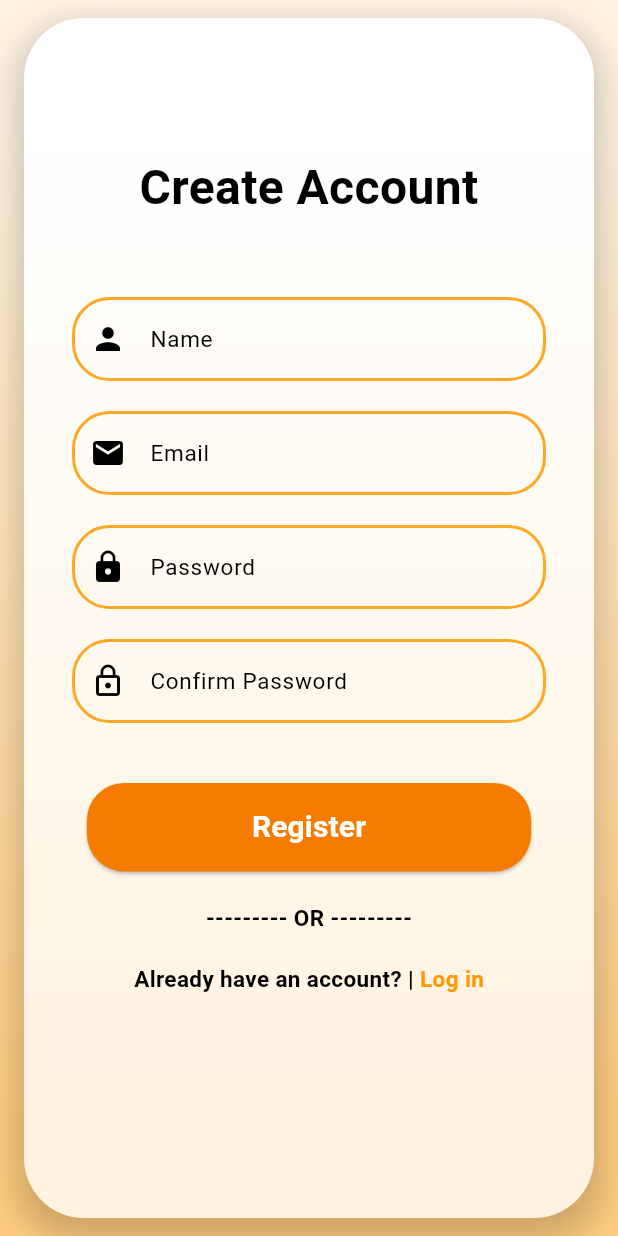
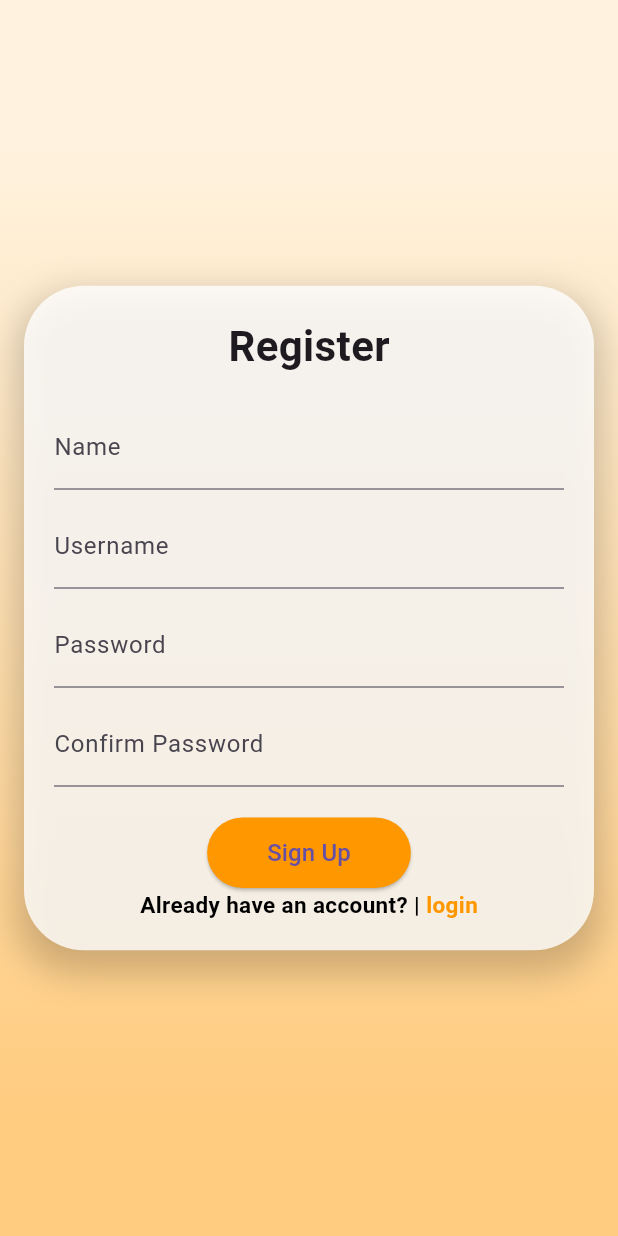
Before and after one commit to wavexnani/Pokedex, a Flutter app: the screen it shows after launch, on a phone screen of 412 x 824 dp. Run offline on Flutter 3.47's test engine with Material 3 defaults, Android fonts, the phone set to English and light mode, and no system bars; our stand-ins replace flutter_riverpod.

Commit message:
included with the login and signup fetures

```diff
--- a/lib/screens/register_screen.dart
+++ b/lib/screens/register_screen.dart
@@ -1,15 +1,60 @@
-// ignore_for_file: avoid_print
+import 'package:flutter/material.dart';
+import 'package:http/http.dart' as http;
+import 'dart:convert';
 
-import 'package:flutter/material.dart';
+import 'package:project_x/screens/login_screen.dart';
 
 class RegisterScreen extends StatelessWidget {
   RegisterScreen({super.key});
 
   final TextEditingController _nameController = TextEditingController();
-  final TextEditingController _emailController = TextEditingController();
+  final TextEditingController _usernameController = TextEditingController();
   final TextEditingController _passwordController = TextEditingController();
   final TextEditingController _confirmPasswordController =
       TextEditingController();
+
+  void register(BuildContext context) async {
+    if (_passwordController.text != _confirmPasswordController.text) {
+      ScaffoldMessenger.of(context).showSnackBar(
+        const SnackBar(content: Text("Passwords do not match")),
+      );
+      return;
+    }
+
+    final url = Uri.parse(
+        'https://c67a-2409-40f3-2049-b65f-a512-cdfd-d2dd-6f03.ngrok-free.app/signup');
+
+    try {
+      final response = await http.post(
+        url,
+        headers: {'Content-Type': 'application/json'},
+        body: jsonEncode({
+          'username': _usernameController.text.trim(),
+          'name': _nameController.text.trim(),
+          'password': _passwordController.text,
+        }),
+      );
+
+      final data = jsonDecode(response.body);
+
+      if (response.statusCode == 201) {
+        ScaffoldMessenger.of(context).showSnackBar(
+          SnackBar(content: Text("✅ ${data['message']}")),
+        );
+        Navigator.of(context).push(
+          MaterialPageRoute(builder: (context) => LoginScreen()),
+        );
+      } else {
+        ScaffoldMessenger.of(context).showSnackBar(
+          SnackBar(content: Text("❌ ${data['message']}")),
+        );
+      }
+    } catch (e) {
+      ScaffoldMessenger.of(context).showSnackBar(
+        SnackBar(content: Text("⚠️ Error: $e")),
+      );
+    }
+  }
 
   @override
   Widget build(BuildContext context) {
@@ -20,7 +65,7 @@ class RegisterScreen extends StatelessWidget {
           gradient: LinearGradient(
             begin: Alignment.topCenter,
             end: Alignment.bottomCenter,
-            stops: [0.1, 0.9],
+            stops: const [0.1, 0.9],
             colors: [
               Colors.orange[50]!,
               Colors.orange[200]!,
@@ -30,99 +75,66 @@ class RegisterScreen extends StatelessWidget {
         child: Center(
           child: Container(
             width: 380,
-            height: 800,
+            padding: const EdgeInsets.all(20),
             decoration: BoxDecoration(
+              borderRadius: BorderRadius.circular(40),
+              color: Colors.white.withOpacity(0.8),
               boxShadow: [
                 BoxShadow(
                   color: Colors.black.withOpacity(0.2),
                   blurRadius: 20,
                   spreadRadius: 5,
-                  offset: Offset(0, 10),
+                  offset: const Offset(0, 10),
                 ),
               ],
-              borderRadius: BorderRadius.circular(40),
-              gradient: LinearGradient(
-                begin: Alignment.topCenter,
-                end: Alignment.bottomCenter,
-                stops: [0.1, 0.9],
-                colors: [
-                  Colors.white,
-                  Colors.orange[50]!,
-                ],
+            ),
+            child: Column(
+              mainAxisSize: MainAxisSize.min,
+              children: [
+                const Text(
+                  "Register",
+                  style: TextStyle(fontSize: 28, fontWeight: FontWeight.bold),
+                ),
+                const SizedBox(height: 20),
+                TextField(
+                  controller: _nameController,
+                  decoration: const InputDecoration(labelText: 'Name'),
+                ),
+                const SizedBox(height: 10),
+                TextField(
+                  controller: _usernameController,
+                  decoration: const InputDecoration(labelText: 'Username'),
+                ),
+                const SizedBox(height: 10),
+                TextField(
+                  controller: _passwordController,
+                  obscureText: true,
+                  decoration: const InputDecoration(labelText: 'Password'),
+                ),
+                const SizedBox(height: 10),
+                TextField(
+                  controller: _confirmPasswordController,
+                  obscureText: true,
+                  decoration:
+                      const InputDecoration(labelText: 'Confirm Password'),
+                ),
+                const SizedBox(height: 20),
+                ElevatedButton(
+                  onPressed: () => register(context),
+                  style: ElevatedButton.styleFrom(
+                    backgroundColor: Colors.orange,
+                    padding: const EdgeInsets.symmetric(
+                        horizontal: 40, vertical: 12),
+                    shape: RoundedRectangleBorder(
+                      borderRadius: BorderRadius.circular(30),
                     ),
                   ),
-            child: SingleChildScrollView(
-              child: Column(
-                children: [
-                  const SizedBox(height: 90),
-                  const Text(
-                    "Create Account",
-                    textAlign: TextAlign.center,
-                    style: TextStyle(
-                      fontSize: 32,
-                      fontWeight: FontWeight.bold,
-                      fontFamily: 'Roboto',
-                      color: Colors.black,
-                      decoration: TextDecoration.none,
+                  child: const Text("Sign Up", style: TextStyle(fontSize: 16)),
                 ),
-                  ),
-                  const SizedBox(height: 30),
-                  CustomTextField(
-                    emailController: _nameController,
-                    text: "Name",
-                    icon: Icons.person,
-                  ),
-                  CustomTextField(
-                    emailController: _emailController,
-                    text: "Email",
-                    icon: Icons.email,
-                  ),
-                  CustomTextField(
-                    emailController: _passwordController,
-                    text: "Password",
-                    icon: Icons.lock,
-                    isPassword: true,
-                  ),
-                  CustomTextField(
-                    emailController: _confirmPasswordController,
-                    text: "Confirm Password",
-                    icon: Icons.lock_outline,
-                    isPassword: true,
-                  ),
-                  const SizedBox(height: 40),
-                  ElevatedButton(
-                    onPressed: () {
-                      print("Register button pressed");
-                    },
-                    style: ElevatedButton.styleFrom(
-                      backgroundColor: Colors.orange[700],
-                      shape: RoundedRectangleBorder(
-                        borderRadius: BorderRadius.circular(25),
-                      ),
-                      padding: const EdgeInsets.symmetric(
-                          vertical: 15, horizontal: 110),
-                    ),
-                    child: const Text(
-                      "Register",
-                      style: TextStyle(
-                        fontSize: 20,
-                        fontWeight: FontWeight.bold,
-                        color: Colors.white,
-                      ),
-                    ),
-                  ),
-                  const SizedBox(height: 20),
-                  const Text("--------- OR ---------",
-                      style: TextStyle(
-                        fontSize: 15,
-                        fontWeight: FontWeight.bold,
-                        color: Colors.black,
-                      )),
-                  const SizedBox(height: 20),
                 Row(
                   mainAxisAlignment: MainAxisAlignment.center,
                   children: [
-                      const Text(
+                    Text(
                       "Already have an account? | ",
                       style: TextStyle(
                         fontSize: 15,
@@ -133,11 +145,14 @@ class RegisterScreen extends StatelessWidget {
                       ),
                     ),
                     GestureDetector(
-                        onTap: () {
-                          Navigator.pop(context); // Or push login page
+                      onTap: () => {
+                        Navigator.of(context).push(
+                          MaterialPageRoute(
+                              builder: (context) => LoginScreen()),
+                        )
                       },
                       child: Text(
-                          "Log in",
+                        "login",
                         style: TextStyle(
                           fontSize: 15,
                           fontWeight: FontWeight.bold,
@@ -146,12 +161,10 @@ class RegisterScreen extends StatelessWidget {
                           decoration: TextDecoration.none,
                         ),
                       ),
+                    )
+                  ],
                 ),
               ],
-                  ),
-                  const SizedBox(height: 30),
-                ],
-              ),
             ),
           ),
         ),
@@ -159,55 +172,3 @@ class RegisterScreen extends StatelessWidget {
     );
   }
 }
-
-class CustomTextField extends StatelessWidget {
-  const CustomTextField({
-    super.key,
-    required this.emailController,
-    required this.text,
-    required this.icon,
-    this.isPassword = false,
-    this.paddingLeftRight = 32,
-    this.thickness = 2,
-  });
-
-  final double paddingLeftRight;
-  final TextEditingController emailController;
-  final String text;
-  final IconData icon;
-  final bool isPassword;
-  final double thickness;
-
-  @override
-  Widget build(BuildContext context) {
-    return Padding(
-      padding: EdgeInsets.only(
-          right: paddingLeftRight, left: paddingLeftRight, top: 20),
-      child: TextField(
-        obscureText: isPassword,
-        controller: emailController,
-        decoration: InputDecoration(
-          fillColor: Colors.white,
-          prefixIcon: Icon(
-            icon,
-            color: Colors.black,
-          ),
-          labelText: text,
-          labelStyle: const TextStyle(
-            color: Colors.black,
-            fontSize: 15,
-          ),
-          enabledBorder: OutlineInputBorder(
-            borderRadius: BorderRadius.circular(25.0),
-            borderSide:
-                BorderSide(color: Colors.orange[400]!, width: thickness),
-          ),
-          focusedBorder: OutlineInputBorder(
-            borderRadius: BorderRadius.circular(25.0),
-            borderSide: BorderSide(color: Colors.amber[400]!, width: thickness),
-          ),
-        ),
-      ),
-    );
-  }
-}
--- a/lib/screens/search_screen.dart
+++ b/lib/screens/search_screen.dart
@@ -31,7 +31,7 @@ class _SearchPageState extends State<SearchPage> {
     try {
       print("came before uri");
       final uri = Uri.parse(
-          "https://95da-2409-40f3-2049-b65f-e44e-be29-4de7-4180.ngrok-free.app/api?query=${query.toLowerCase()}");
+          "https://c67a-2409-40f3-2049-b65f-a512-cdfd-d2dd-6f03.ngrok-free.app/api?query=${query.toLowerCase()}");
 
       final response = await http.get(uri);
       print("came after uri");
--- a/pubspec.yaml
+++ b/pubspec.yaml
@@ -33,6 +33,7 @@ dependencies:
   http:
   google_fonts:
   flutter_riverpod:
+  shared_preferences:
 
   # The following adds the Cupertino Icons font to your application.
   # Use with the CupertinoIcons class for iOS style icons.
```
Also changed, not shown: lib/screens/login_screen.dart (+54 -7 lines), pubspec.lock, 2 other files. Lines whose indentation alone changed are shown as unchanged.
